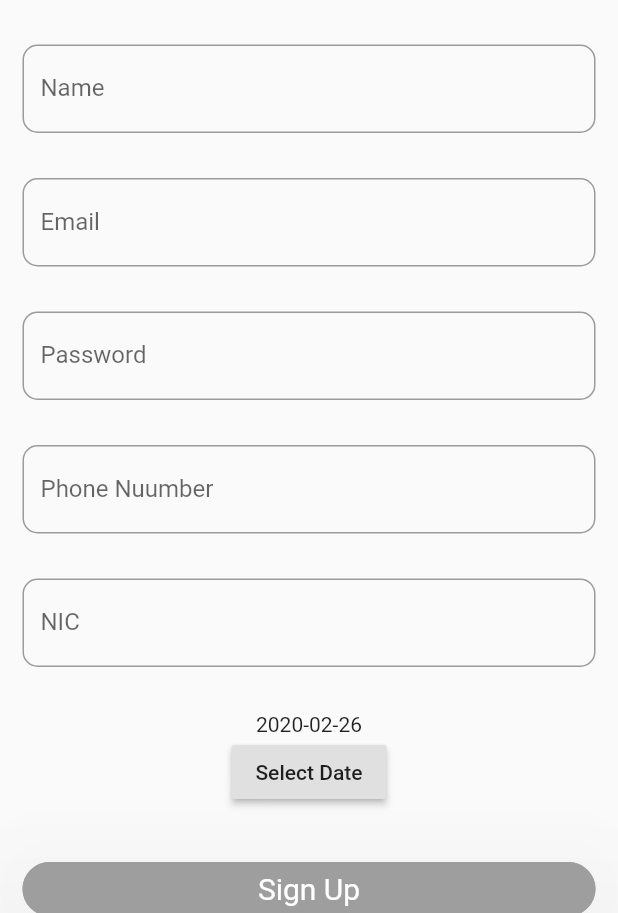
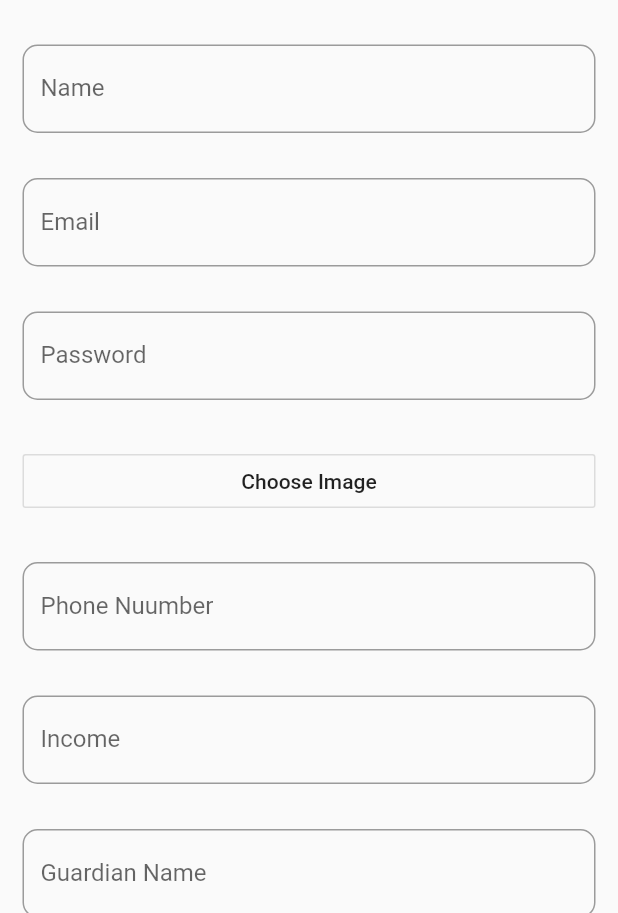
Before and after one commit to MohammedZaid12/Lazawaal, a Flutter app: the LazawaalSignUp screen opened directly, on a phone screen of 412 x 824 dp, the part 323-1236 px from its top. Run offline on Flutter 3.47's test engine with Material 2 defaults, Android fonts, the phone set to English and light mode, and no system bars; our stand-ins replace image_picker, shared_preferences; accounts and stored records are empty.

```diff
--- /dev/null
+++ b/lazawaal/lib/Lazawaal/Authentication/SignUpAuthentication.dart
@@ -0,0 +1,39 @@
+
+
+
+import 'package:lazawaal/Lazawaal/Authentication/LoginAuthentication.dart';
+
+class SignUpAuth{
+
+  final String name;
+  final String email;
+  final String password;
+  final String picture;
+  final int phoneNumber;
+  final int income;
+  final String guardianName;
+  final int guardianContact;
+  final int guardianNic;
+  final String DateOfBirth;
+
+  SignUpAuth({this.name, this.email , this.password , this.picture , this.phoneNumber , this.guardianName , this.guardianContact ,this.guardianNic , this.income , this.DateOfBirth});
+
+factory SignUpAuth.fromjson(Map<String, dynamic> json){
+  return SignUpAuth(
+    name: getString(json['name']),
+    email: getString(json['email']),
+    password: getString(json['password']),
+    picture: getString(json['picture']),
+    phoneNumber: getInt(json['mobile']),
+    income: getInt(json['income']),
+    guardianName: getString(json['guardian_name']),
+    guardianContact: getInt(json['guardian_contact']),
+    guardianNic: getInt(json['guardian_nic']),
+    DateOfBirth: getString(json['dob']),
+   );
+
+
+}
+
+
+}
--- a/lazawaal/lib/Lazawaal/SignUp.dart
+++ b/lazawaal/lib/Lazawaal/SignUp.dart
@@ -1,8 +1,10 @@
+
 import 'package:flutter/material.dart';
 import 'package:lazawaal/Lazawaal/CommonThings/AllInstances.dart';
 import 'package:lazawaal/Lazawaal/CommonThings/AllControllers.dart';
 import 'package:lazawaal/Lazawaal/Login.dart';
-
+import 'package:image_picker/image_picker.dart';
+import 'dart:io';
 
 class LazawaalSignUp extends StatefulWidget {
   @override
@@ -13,62 +15,130 @@ class LazawaalSignUp extends StatefulWidget {
 
 class SignUpState extends State<LazawaalSignUp> {
   final _formKey = GlobalKey<FormState>();
-  DateTime selectedDate = DateTime.now() ;
+  DateTime selectedDate = DateTime.now();
+
+  Future<File> imageFile;
+//  String status = '';
+//  String base64Image;
+//
+
+  String errMessage = 'Error Uploading Image';
+
+  get source => null;
+
+  chooseImage() {
+    setState(() {
+      imageFile = ImagePicker.pickImage(source: source) as Future<File>;
+    });
+  }
+
+//
+//  startUpload() {
+//
+//    String fileName = tmpFile.path.split('/').last;
+//    upload(fileName);
+//  }
+
+//  upload(String fileName) {
+//    http.post(uploadEndPoint, body: {
+//      "image": base64Image,
+//      "name": fileName,
+//    }).then((result) {
+//      setStatus(result.statusCode == 200 ? result.body : errMessage);
+//    }).catchError((error) {
+//      setStatus(error);
+//    });
+//  }
+
   @override
   Widget build(BuildContext context) {
     return Scaffold(
-        key: _formKey,
+      key: _formKey,
       body: Form(
-        child:  ListView(
+        child: ListView(
           children: <Widget>[
-
             Padding(
               padding: EdgeInsets.all(15.0),
               child: cFunc.logoImageAdd(200.0, 100.0),
             ),
             Padding(
               padding: EdgeInsets.all(15.0),
-              child: cFunc.textFields("VALIDAION", (v){print(v);}, "Name", "Name" , obscuretext: false , controller: UsernameController),
+              child: cFunc.textFields("VALIDAION", (v) {
+                print(v);
+              }, "Name", "Name",
+                  obscuretext: false, controller: UsernameController),
             ),
-
             Padding(
               padding: EdgeInsets.all(15.0),
-              child: cFunc.textFields("a", (v){print(v);}, "Email", "Email" , tType: TextInputType.emailAddress),
-            ), Padding(
+              child: cFunc.textFields("a", (v) {
+                print(v);
+              }, "Email", "Email", tType: TextInputType.emailAddress),
+            ),
+            Padding(
               padding: EdgeInsets.all(15.0),
-              child: cFunc.textFields("a", (v){print(v);}, "Password", " Password" , obscuretext: true , controller: passController ),
-            ), Padding(
+              child: cFunc.textFields("a", (v) {
+                print(v);
+              }, "Password", " Password",
+                  obscuretext: true, controller: passController),
+            ),
+            Padding(
               padding: EdgeInsets.all(15.0),
-              child: cFunc.textFields("a", (v){print(v);}, "Phone Nuumber", "Phone Nuumber"  ,  tType: TextInputType.phone),
-            ), Padding(
+              child: OutlineButton(
+                onPressed: chooseImage,
+                child: Text('Choose Image'),
+              ),
+            ),
+            Padding(
               padding: EdgeInsets.all(15.0),
-              child: cFunc.textFields("a", (v){print(v);}, "NIC", "NIC" , tType: TextInputType.number ),
-            ), Padding(
+              child: cFunc.textFields("a", (v) {
+                print(v);
+              }, "Phone Nuumber", "Phone Nuumber", tType: TextInputType.phone),
+            ),
+            Padding(
               padding: EdgeInsets.all(15.0),
-              child: cFunc.DatePicker(context, selectedDate, (date){
+              child: cFunc.textFields("a", (v) {
+                print(v);
+              }, "Income", "Income", tType: TextInputType.number),
+            ),
+            Padding(
+              padding: EdgeInsets.all(15.0),
+              child: cFunc.textFields("a", (v) {
+                print(v);
+              }, "Guardian Name", "Guardian Name", tType: TextInputType.text),
+            ),
+            Padding(
+              padding: EdgeInsets.all(15.0),
+              child: cFunc.textFields("a", (v) {
+                print(v);
+              }, "Guardian Nic", "Guardian Nic", tType: TextInputType.number),
+            ),
+            Padding(
+              padding: EdgeInsets.all(15.0),
+              child: cFunc.textFields("a", (v) {
+                print(v);
+              }, "Guardian Contact", "Guardian Contact",
+                  tType: TextInputType.text),
+            ),
+            Padding(
+              padding: EdgeInsets.all(15.0),
+              child: cFunc.DatePicker(context, selectedDate, (date) {
                 setState(() {
                   selectedDate = date;
                 });
                 print(date);
               }),
             ),
-
             Padding(
                 padding: EdgeInsets.all(15.0),
-                child: cFunc.buttons("Sign Up", (){
-
-
-                })),
+                child: cFunc.buttons("Sign Up", () {})),
             Padding(
                 padding: EdgeInsets.all(15.0),
-                child: cFunc.buttons("Back To Login", (){
-                  Navigator.push(context, MaterialPageRoute(builder: (context) => LazawaalLogin()));
+                child: cFunc.buttons("Back To Login", () {
+                  Navigator.push(context,
+                      MaterialPageRoute(builder: (context) => LazawaalLogin()));
                 })),
-
           ],
         ),
-
-
       ),
     );
   }
--- a/lazawaal/pubspec.yaml
+++ b/lazawaal/pubspec.yaml
@@ -27,6 +27,7 @@ dependencies:
   cupertino_icons: ^0.1.2
   shared_preferences: ^0.5.2
   http: ^0.12.0+4
+  image_picker: ^0.4.10
 
 dev_dependencies:
   flutter_test:
```
Also changed, not shown: lazawaal/pubspec.lock, 1 other file.
